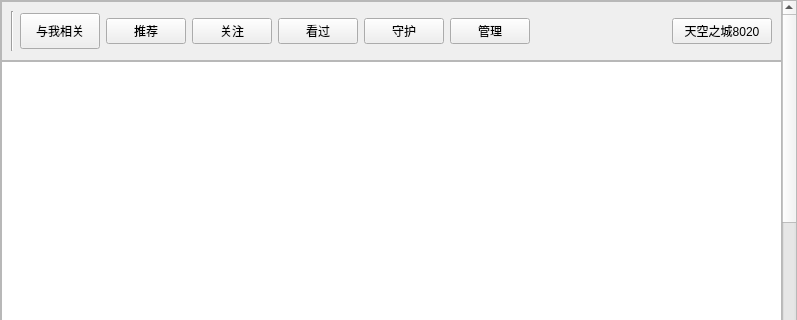
Qt form VideoPlayer/mainwidget/musicscene/MusicScene.ui (huizhang556/pc-video-player) before a commit; both pictures show x 0 to 797 and y 0 to 320 of the 797 by 490 pixel window.
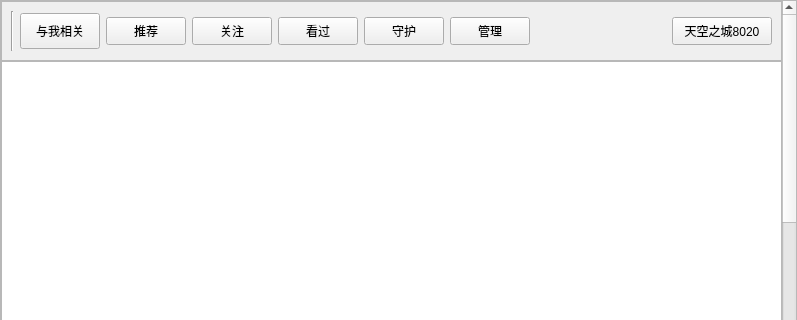
The same form after that commit.

Patch:
```diff
--- a/VideoPlayer/mainwidget/musicscene/MusicScene.ui
+++ b/VideoPlayer/mainwidget/musicscene/MusicScene.ui
@@ -98,6 +98,17 @@
                   <height>60</height>
                  </size>
                 </property>
+                <property name="styleSheet">
+                 <string notr="true">QPushButton
+{
+border-width: 1px;
+}
+
+QPushButton:hover
+{
+color: #e31842;
+}</string>
+                </property>
                 <property name="frameShape">
                  <enum>QFrame::StyledPanel</enum>
                 </property>
@@ -129,6 +140,12 @@
                    </item>
                    <item>
                     <widget class="QPushButton" name="pushButton_2">
+                     <property name="minimumSize">
+                      <size>
+                       <width>75</width>
+                       <height>28</height>
+                      </size>
+                     </property>
                      <property name="text">
                       <string>推荐</string>
                      </property>
@@ -136,6 +153,12 @@
                    </item>
                    <item>
                     <widget class="QPushButton" name="pushButton_3">
+                     <property name="minimumSize">
+                      <size>
+                       <width>75</width>
+                       <height>28</height>
+                      </size>
+                     </property>
                      <property name="text">
                       <string>关注</string>
                      </property>
@@ -143,6 +166,12 @@
                    </item>
                    <item>
                     <widget class="QPushButton" name="pushButton_4">
+                     <property name="minimumSize">
+                      <size>
+                       <width>75</width>
+                       <height>28</height>
+                      </size>
+                     </property>
                      <property name="text">
                       <string>看过</string>
                      </property>
@@ -150,6 +179,12 @@
                    </item>
                    <item>
                     <widget class="QPushButton" name="pushButton_5">
+                     <property name="minimumSize">
+                      <size>
+                       <width>75</width>
+                       <height>28</height>
+                      </size>
+                     </property>
                      <property name="text">
                       <string>守护</string>
                      </property>
@@ -157,6 +192,12 @@
                    </item>
                    <item>
                     <widget class="QPushButton" name="pushButton_6">
+                     <property name="minimumSize">
+                      <size>
+                       <width>75</width>
+                       <height>28</height>
+                      </size>
+                     </property>
                      <property name="text">
                       <string>管理</string>
                      </property>
@@ -180,7 +221,7 @@
                      <property name="minimumSize">
                       <size>
                        <width>100</width>
-                       <height>0</height>
+                       <height>28</height>
                       </size>
                      </property>
                      <property name="text">
```
Left out of the diff: 34 changed lines with no effect on the pictures.
